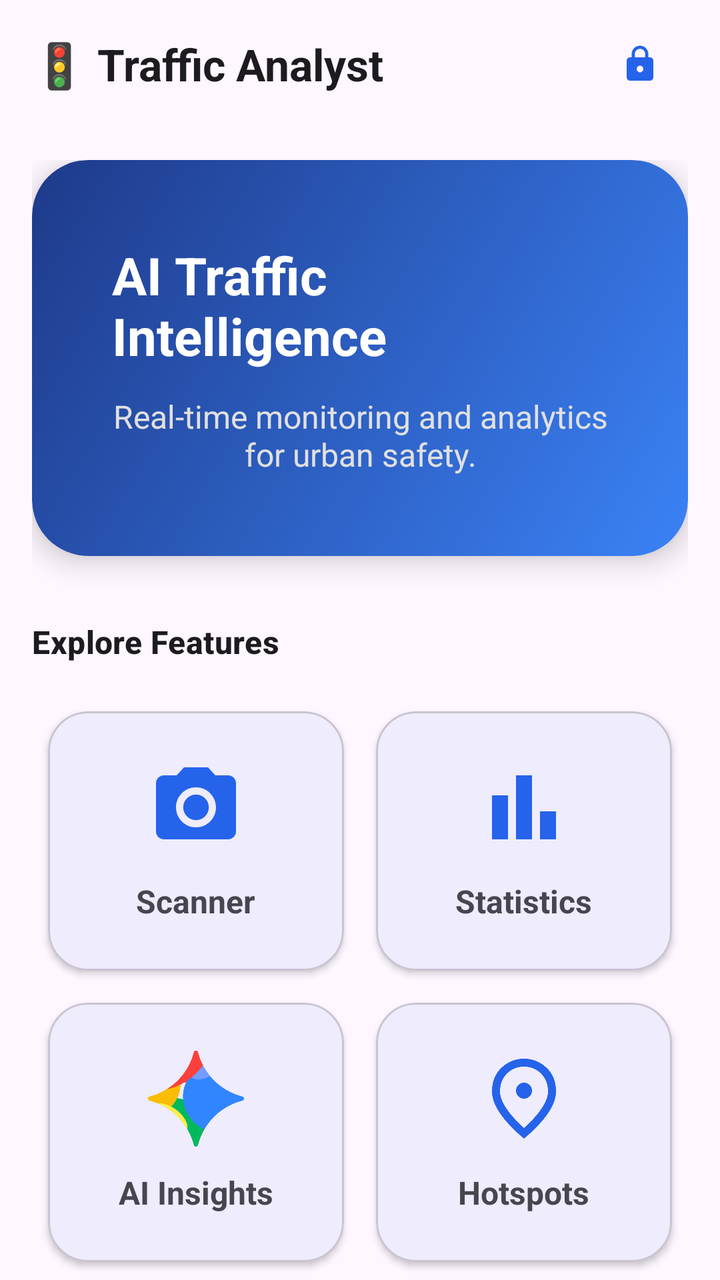
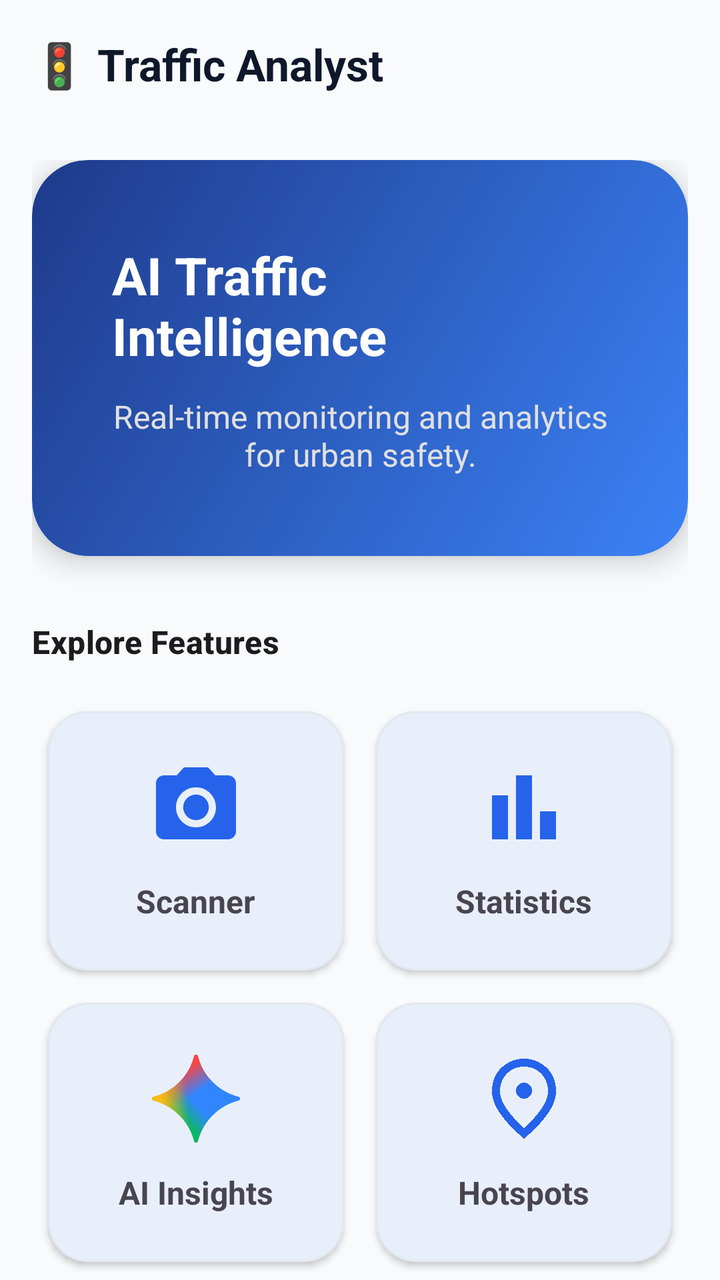

Screens rendered from an Android XML layout before and after an edit, with the pre-edit source and the edit as a unified diff.
<!-- AndroidManifest.xml: application theme Theme.Hackofiesta -->
<!-- res/layout/activity_front_page.xml -->
<?xml version="1.0" encoding="utf-8"?>
<androidx.constraintlayout.widget.ConstraintLayout xmlns:android="http://schemas.android.com/apk/res/android"
    xmlns:app="http://schemas.android.com/apk/res-auto"
    xmlns:tools="http://schemas.android.com/tools"
    android:id="@+id/main"
    android:layout_width="match_parent"
    android:layout_height="match_parent"
    android:background="?attr/colorSurface"
    tools:context=".FrontPage">

    <com.google.android.material.appbar.MaterialToolbar
        android:id="@+id/materialToolbar"
        android:layout_width="match_parent"
        android:layout_height="wrap_content"
        android:background="?attr/colorSurface"
        app:layout_constraintEnd_toEndOf="parent"
        app:layout_constraintStart_toStartOf="parent"
        app:layout_constraintTop_toTopOf="parent">

        <androidx.constraintlayout.widget.ConstraintLayout
            android:layout_width="match_parent"
            android:layout_height="match_parent">

            <TextView
                style="@style/TextAppearance.Material3.TitleLarge"
                android:layout_width="wrap_content"
                android:layout_height="wrap_content"
                android:text="🚦 Traffic Analyst"
                android:textColor="?attr/colorOnSurface"
                android:textStyle="bold"
                app:layout_constraintBottom_toBottomOf="parent"
                app:layout_constraintStart_toStartOf="parent"
                app:layout_constraintTop_toTopOf="parent" />

            <com.google.android.material.button.MaterialButton
                android:id="@+id/themeToggleBtn"
                style="@style/Widget.Material3.Button.IconButton"
                android:layout_width="48dp"
                android:layout_height="48dp"
                android:layout_marginEnd="16dp"
                app:icon="@drawable/baseline_lock_24"
                app:layout_constraintBottom_toBottomOf="parent"
                app:layout_constraintEnd_toEndOf="parent"
                app:layout_constraintTop_toTopOf="parent" />
            

        </androidx.constraintlayout.widget.ConstraintLayout>

    </com.google.android.material.appbar.MaterialToolbar>

    <androidx.core.widget.NestedScrollView
        android:id="@+id/nestedScrollView1"
        android:layout_width="match_parent"
        android:layout_height="0dp"
        android:clipToPadding="false"
        android:paddingBottom="24dp"
        app:layout_constraintBottom_toBottomOf="parent"
        app:layout_constraintEnd_toEndOf="parent"
        app:layout_constraintStart_toStartOf="parent"
        app:layout_constraintTop_toBottomOf="@id/materialToolbar">

        <androidx.constraintlayout.widget.ConstraintLayout
            android:layout_width="match_parent"
            android:layout_height="wrap_content"
            android:padding="16dp">

            <com.google.android.material.card.MaterialCardView
                android:id="@+id/heroCard"
                android:layout_width="match_parent"
                android:layout_height="wrap_content"
                app:cardCornerRadius="28dp"
                app:cardElevation="8dp"
                app:layout_constraintTop_toTopOf="parent"
                app:strokeWidth="0dp">

                <LinearLayout
                    android:layout_width="match_parent"
                    android:layout_height="wrap_content"
                    android:background="@drawable/hero_gradient"
                    android:gravity="center"
                    android:orientation="vertical"
                    android:padding="40dp">

                    <TextView
                        android:layout_width="wrap_content"
                        android:layout_height="wrap_content"
                        android:text="AI Traffic Intelligence"
                        android:textColor="#FFFFFF"
                        android:textSize="26sp"
                        android:textStyle="bold" />

                    <TextView
                        android:layout_width="wrap_content"
                        android:layout_height="wrap_content"
                        android:layout_marginTop="12dp"
                        android:gravity="center"
                        android:text="Real-time monitoring and analytics for urban safety."
                        android:textColor="#E0E0E0"
                        android:textSize="16sp" />

                </LinearLayout>

            </com.google.android.material.card.MaterialCardView>

            <TextView
                android:id="@+id/quickActionsHeading"
                style="@style/TextAppearance.Material3.TitleMedium"
                android:layout_width="wrap_content"
                android:layout_height="wrap_content"
                android:layout_marginTop="32dp"
                android:text="Explore Features"
                android:textStyle="bold"
                app:layout_constraintStart_toStartOf="parent"
                app:layout_constraintTop_toBottomOf="@id/heroCard" />

            <GridLayout
                android:id="@+id/tilesGrid"
                android:layout_width="match_parent"
                android:layout_height="wrap_content"
                android:layout_marginTop="16dp"
                android:columnCount="2"
                app:layout_constraintTop_toBottomOf="@id/quickActionsHeading">

                
                <com.google.android.material.card.MaterialCardView
                    android:id="@+id/scannerTile"
                    android:layout_width="0dp"
                    android:layout_height="wrap_content"
                    android:layout_columnWeight="1"
                    android:layout_margin="8dp"
                    android:clickable="true"
                    android:focusable="true"
                    app:cardCornerRadius="20dp"
                    app:cardElevation="2dp">

                    <LinearLayout
                        android:layout_width="match_parent"
                        android:layout_height="wrap_content"
                        android:gravity="center"
                        android:orientation="vertical"
                        android:padding="24dp">

                        <ImageView
                            android:layout_width="48dp"
                            android:layout_height="48dp"
                            android:src="@drawable/baseline_camera_alt_24"
                            app:tint="?attr/colorPrimary" />

                        <TextView
                            android:layout_width="wrap_content"
                            android:layout_height="wrap_content"
                            android:layout_marginTop="12dp"
                            android:text="Scanner"
                            android:textSize="16sp"
                            android:textStyle="bold" />

                    </LinearLayout>

                </com.google.android.material.card.MaterialCardView>

                
                <com.google.android.material.card.MaterialCardView
                    android:id="@+id/analyticsTile"
                    android:layout_width="0dp"
                    android:layout_height="wrap_content"
                    android:layout_columnWeight="1"
                    android:layout_margin="8dp"
                    android:clickable="true"
                    android:focusable="true"
                    app:cardCornerRadius="20dp"
                    app:cardElevation="2dp">

                    <LinearLayout
                        android:layout_width="match_parent"
                        android:layout_height="wrap_content"
                        android:gravity="center"
                        android:orientation="vertical"
                        android:padding="24dp">

                        <ImageView
                            android:layout_width="48dp"
                            android:layout_height="48dp"
                            android:src="@drawable/baseline_bar_chart_24"
                            app:tint="?attr/colorPrimary" />

                        <TextView
                            android:layout_width="wrap_content"
                            android:layout_height="wrap_content"
                            android:layout_marginTop="12dp"
                            android:text="Statistics"
                            android:textSize="16sp"
                            android:textStyle="bold" />

                    </LinearLayout>

                </com.google.android.material.card.MaterialCardView>

                
                <com.google.android.material.card.MaterialCardView
                    android:id="@+id/aiInsightsTile"
                    android:layout_width="0dp"
                    android:layout_height="wrap_content"
                    android:layout_columnWeight="1"
                    android:layout_margin="8dp"
                    android:clickable="true"
                    android:focusable="true"
                    app:cardCornerRadius="20dp"
                    app:cardElevation="2dp">

                    <LinearLayout
                        android:layout_width="match_parent"
                        android:layout_height="wrap_content"
                        android:gravity="center"
                        android:orientation="vertical"
                        android:padding="24dp">

                        <ImageView
                            android:layout_width="48dp"
                            android:layout_height="48dp"
                            android:src="@drawable/google_gemini_icon_2025" />

                        <TextView
                            android:layout_width="wrap_content"
                            android:layout_height="wrap_content"
                            android:layout_marginTop="12dp"
                            android:text="AI Insights"
                            android:textSize="16sp"
                            android:textStyle="bold" />

                    </LinearLayout>

                </com.google.android.material.card.MaterialCardView>

                
                <com.google.android.material.card.MaterialCardView
                    android:id="@+id/mapTile"
                    android:layout_width="0dp"
                    android:layout_height="wrap_content"
                    android:layout_columnWeight="1"
                    android:layout_margin="8dp"
                    android:clickable="true"
                    android:focusable="true"
                    app:cardCornerRadius="20dp"
                    app:cardElevation="2dp">

                    <LinearLayout
                        android:layout_width="match_parent"
                        android:layout_height="wrap_content"
                        android:gravity="center"
                        android:orientation="vertical"
                        android:padding="24dp">

                        <ImageView
                            android:layout_width="48dp"
                            android:layout_height="48dp"
                            android:src="@drawable/outline_location_on_24"
                            app:tint="?attr/colorPrimary" />

                        <TextView
                            android:layout_width="wrap_content"
                            android:layout_height="wrap_content"
                            android:layout_marginTop="12dp"
                            android:text="Hotspots"
                            android:textSize="16sp"
                            android:textStyle="bold" />

                    </LinearLayout>

                </com.google.android.material.card.MaterialCardView>

            </GridLayout>

            <com.google.android.material.button.MaterialButton
                android:id="@+id/nextPageBtn"
                style="@style/Widget.Material3.Button"
                android:layout_width="match_parent"
                android:layout_height="64dp"
                android:layout_marginTop="40dp"
                android:text="Launch Analysis Engine"
                android:textSize="18sp"
                android:textStyle="bold"
                app:cornerRadius="20dp"
                app:layout_constraintTop_toBottomOf="@id/tilesGrid" />

        </androidx.constraintlayout.widget.ConstraintLayout>

    </androidx.core.widget.NestedScrollView>

</androidx.constraintlayout.widget.ConstraintLayout>
<!-- resources referenced by this layout -->
<resources>
  <!-- drawable baseline_bar_chart_24 (drawable) -->
  <vector xmlns:android="http://schemas.android.com/apk/res/android" android:height="24dp" android:tint="#000000" android:viewportHeight="24" android:viewportWidth="24" android:width="24dp">
        
      <path android:fillColor="@android:color/white" android:pathData="M4,9h4v11h-4z"/>
        
      <path android:fillColor="@android:color/white" android:pathData="M16,13h4v7h-4z"/>
        
      <path android:fillColor="@android:color/white" android:pathData="M10,4h4v16h-4z"/>
      
  </vector>
  <!-- drawable baseline_camera_alt_24 (drawable) -->
  <vector xmlns:android="http://schemas.android.com/apk/res/android" android:height="24dp" android:tint="#6E6E73" android:viewportHeight="24" android:viewportWidth="24" android:width="24dp">
        
      <path android:fillColor="@android:color/white" android:pathData="M12,12m-3.2,0a3.2,3.2 0,1 1,6.4 0a3.2,3.2 0,1 1,-6.4 0"/>
        
      <path android:fillColor="@android:color/white" android:pathData="M9,2L7.17,4L4,4c-1.1,0 -2,0.9 -2,2v12c0,1.1 0.9,2 2,2h16c1.1,0 2,-0.9 2,-2L22,6c0,-1.1 -0.9,-2 -2,-2h-3.17L15,2L9,2zM12,17c-2.76,0 -5,-2.24 -5,-5s2.24,-5 5,-5 5,2.24 5,5 -2.24,5 -5,5z"/>
      
  </vector>
  <!-- drawable baseline_lock_24 (drawable) -->
  <vector xmlns:android="http://schemas.android.com/apk/res/android" android:height="24dp" android:tint="#6E6E73" android:viewportHeight="24" android:viewportWidth="24" android:width="24dp">
        
      <path android:fillColor="@android:color/white" android:pathData="M18,8h-1L17,6c0,-2.76 -2.24,-5 -5,-5S7,3.24 7,6v2L6,8c-1.1,0 -2,0.9 -2,2v10c0,1.1 0.9,2 2,2h12c1.1,0 2,-0.9 2,-2L20,10c0,-1.1 -0.9,-2 -2,-2zM12,17c-1.1,0 -2,-0.9 -2,-2s0.9,-2 2,-2 2,0.9 2,2 -0.9,2 -2,2zM15.1,8L8.9,8L8.9,6c0,-1.71 1.39,-3.1 3.1,-3.1 1.71,0 3.1,1.39 3.1,3.1v2z"/>
      
  </vector>
  <!-- drawable google_gemini_icon_2025: vector/xml drawable (drawable, 4634 chars, omitted) -->
  <!-- drawable hero_gradient (drawable) -->
  <?xml version="1.0" encoding="utf-8"?>
  <shape xmlns:android="http://schemas.android.com/apk/res/android"
      android:shape="rectangle">
      <gradient
          android:angle="135"
          android:endColor="#1E3A8A"
          android:startColor="#3B82F6"
          android:type="linear" />
      <corners android:radius="28dp" />
  </shape>
  <!-- drawable outline_location_on_24 (drawable) -->
  <vector xmlns:android="http://schemas.android.com/apk/res/android" android:height="24dp" android:tint="#6E6E73" android:viewportHeight="960" android:viewportWidth="960" android:width="24dp">
        
      <path android:fillColor="@android:color/white" android:pathData="M536.5,456.5Q560,433 560,400Q560,367 536.5,343.5Q513,320 480,320Q447,320 423.5,343.5Q400,367 400,400Q400,433 423.5,456.5Q447,480 480,480Q513,480 536.5,456.5ZM480,774Q602,662 661,570.5Q720,479 720,408Q720,299 650.5,229.5Q581,160 480,160Q379,160 309.5,229.5Q240,299 240,408Q240,479 299,570.5Q358,662 480,774ZM480,880Q319,743 239.5,625.5Q160,508 160,408Q160,258 256.5,169Q353,80 480,80Q607,80 703.5,169Q800,258 800,408Q800,508 720.5,625.5Q641,743 480,880ZM480,400Q480,400 480,400Q480,400 480,400Q480,400 480,400Q480,400 480,400Q480,400 480,400Q480,400 480,400Q480,400 480,400Q480,400 480,400Z"/>
      
  </vector>
  <style name="Theme.Hackofiesta" parent="Base.Theme.Hackofiesta" />
  <style name="Base.Theme.Hackofiesta" parent="Theme.Material3.DayNight.NoActionBar">
          
          
          <item name="colorContainer">@color/card_bg_light</item>
          <item name="colorPrimary">@color/button_bg</item>
          <item name="colorIcon">@color/icon_light</item>
      </style>
  <color name="card_bg_light">#ECECEF</color>
  <color name="button_bg">#2563EB</color>
  <color name="icon_light">#000000</color>
</resources>

<!-- the commit's change to res/layout/activity_front_page.xml (unified diff, before → after) -->
@@ -31,18 +31,6 @@
                 app:layout_constraintBottom_toBottomOf="parent"
                 app:layout_constraintStart_toStartOf="parent"
                 app:layout_constraintTop_toTopOf="parent" />
-
-            <com.google.android.material.button.MaterialButton
-                android:id="@+id/themeToggleBtn"
-                style="@style/Widget.Material3.Button.IconButton"
-                android:layout_width="48dp"
-                android:layout_height="48dp"
-                android:layout_marginEnd="16dp"
-                app:icon="@drawable/baseline_lock_24"
-                app:layout_constraintBottom_toBottomOf="parent"
-                app:layout_constraintEnd_toEndOf="parent"
-                app:layout_constraintTop_toTopOf="parent" />
-            
 
         </androidx.constraintlayout.widget.ConstraintLayout>
 
@@ -217,7 +205,7 @@
                         <ImageView
                             android:layout_width="48dp"
                             android:layout_height="48dp"
-                            android:src="@drawable/google_gemini_icon_2025" />
+                            android:src="@drawable/gemini_color" />
 
                         <TextView
                             android:layout_width="wrap_content"
@@ -231,7 +219,6 @@
 
                 </com.google.android.material.card.MaterialCardView>
 
-                
                 <com.google.android.material.card.MaterialCardView
                     android:id="@+id/mapTile"
                     android:layout_width="0dp"
@@ -277,6 +264,7 @@
                 android:layout_height="64dp"
                 android:layout_marginTop="40dp"
                 android:text="Launch Analysis Engine"
+                android:textColor="#FFFFFF"
                 android:textSize="18sp"
                 android:textStyle="bold"
                 app:cornerRadius="20dp"
<!-- resource entries referenced after the edit -->
@@ -18,13 +18,7 @@
       <path android:fillColor="@android:color/white" android:pathData="M9,2L7.17,4L4,4c-1.1,0 -2,0.9 -2,2v12c0,1.1 0.9,2 2,2h16c1.1,0 2,-0.9 2,-2L22,6c0,-1.1 -0.9,-2 -2,-2h-3.17L15,2L9,2zM12,17c-2.76,0 -5,-2.24 -5,-5s2.24,-5 5,-5 5,2.24 5,5 -2.24,5 -5,5z"/>
       
   </vector>
-  <!-- drawable baseline_lock_24 (drawable) -->
-  <vector xmlns:android="http://schemas.android.com/apk/res/android" android:height="24dp" android:tint="#6E6E73" android:viewportHeight="24" android:viewportWidth="24" android:width="24dp">
-        
-      <path android:fillColor="@android:color/white" android:pathData="M18,8h-1L17,6c0,-2.76 -2.24,-5 -5,-5S7,3.24 7,6v2L6,8c-1.1,0 -2,0.9 -2,2v10c0,1.1 0.9,2 2,2h12c1.1,0 2,-0.9 2,-2L20,10c0,-1.1 -0.9,-2 -2,-2zM12,17c-1.1,0 -2,-0.9 -2,-2s0.9,-2 2,-2 2,0.9 2,2 -0.9,2 -2,2zM15.1,8L8.9,8L8.9,6c0,-1.71 1.39,-3.1 3.1,-3.1 1.71,0 3.1,1.39 3.1,3.1v2z"/>
-      
-  </vector>
-  <!-- drawable google_gemini_icon_2025: vector/xml drawable (drawable, 4634 chars, omitted) -->
+  <!-- drawable gemini_color: vector/xml drawable (drawable, 3647 chars, omitted) -->
   <!-- drawable hero_gradient (drawable) -->
   <?xml version="1.0" encoding="utf-8"?>
   <shape xmlns:android="http://schemas.android.com/apk/res/android"
@@ -46,12 +40,21 @@
   <style name="Base.Theme.Hackofiesta" parent="Theme.Material3.DayNight.NoActionBar">
           
           
+          <item name="colorPrimary">@color/button_bg</item>
+          <item name="colorSurface">@color/surface_light</item>
+          <item name="colorOnSurface">@color/on_surface_light</item>
+          <item name="colorOnSurfaceVariant">@color/on_surface_variant_light</item>
           <item name="colorContainer">@color/card_bg_light</item>
-          <item name="colorPrimary">@color/button_bg</item>
+          <item name="colorSurfaceVariant">@color/card_bg_light</item>
+          <item name="colorOutlineVariant">@color/outline_variant_light</item>
           <item name="colorIcon">@color/icon_light</item>
       </style>
   <color name="card_bg_light">#ECECEF</color>
+  <color name="outline_variant_light">#E2E8F0</color>
   <color name="button_bg">#2563EB</color>
+  <color name="surface_light">#F8FAFC</color>
+  <color name="on_surface_light">#0F172A</color>
+  <color name="on_surface_variant_light">#475569</color>
   <color name="icon_light">#000000</color>
 </resources>
 
